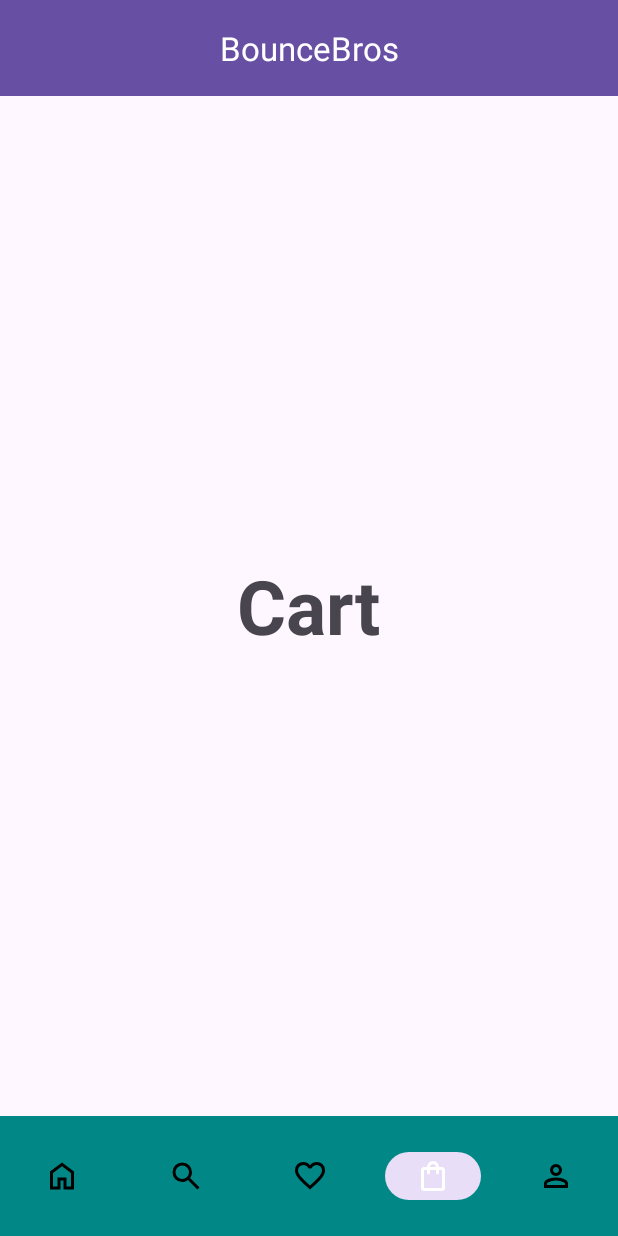
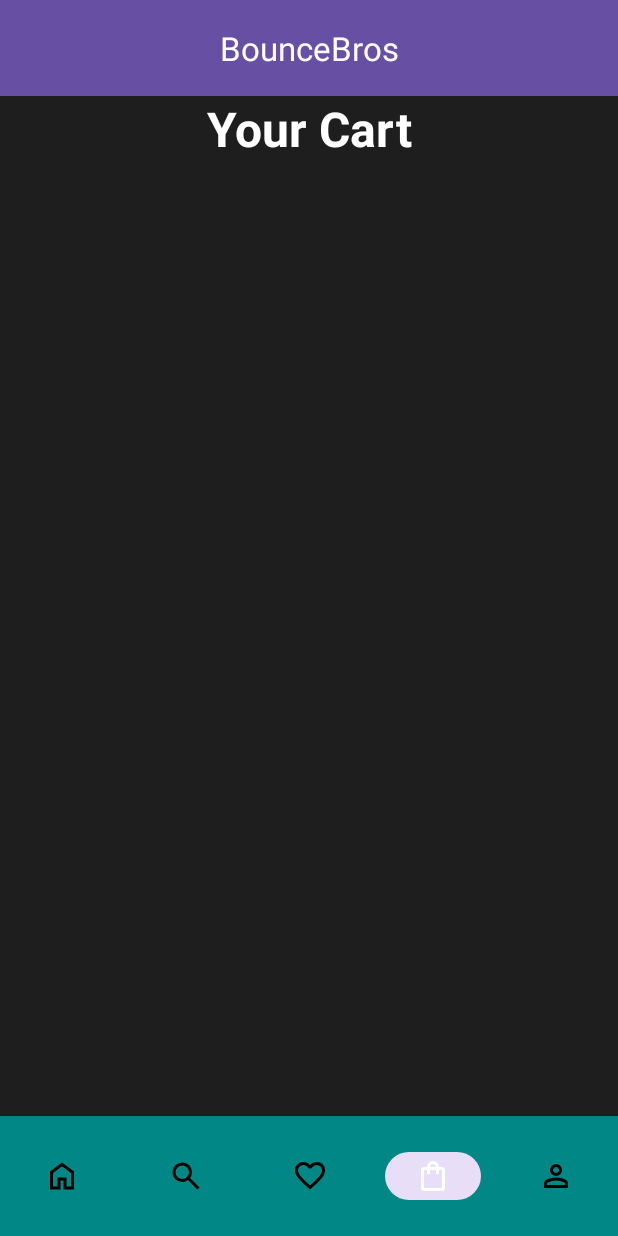
Before and after one commit to Puthikunkim/Table-Tennis-Shop-Android-App, an Android app: the CartActivity screen opened directly, with no data from a screen before it, on a phone screen of 412 x 824 dp. Run offline under Robolectric (Android 15) with nearby library versions, the phone set to English and light mode, and no system bars.

Commit message:
made the empty cart layout

```diff
--- a/app/src/main/res/layout/activity_cart.xml
+++ b/app/src/main/res/layout/activity_cart.xml
@@ -1,16 +1,20 @@
 <?xml version="1.0" encoding="utf-8"?>
-<FrameLayout
+<LinearLayout
     xmlns:android="http://schemas.android.com/apk/res/android"
     android:layout_width="match_parent"
-    android:layout_height="match_parent">
+    android:layout_height="match_parent"
+    android:orientation="vertical"
+    android:background="@color/background_dark">
 
     <TextView
-        android:id="@+id/textViewCartTitle"
-        android:layout_width="wrap_content"
+        android:layout_width="match_parent"
         android:layout_height="wrap_content"
-        android:text="Cart"
-        android:textSize="50sp"
+        android:text="Your Cart"
+        android:textColor="@color/text_primary"
+        android:textSize="32sp"
         android:textStyle="bold"
-        android:layout_gravity="center" />
+        android:gravity="center"
+        android:paddingHorizontal="16dp"
+        android:paddingBottom="24dp"/>
 
-</FrameLayout>
+</LinearLayout>
```
